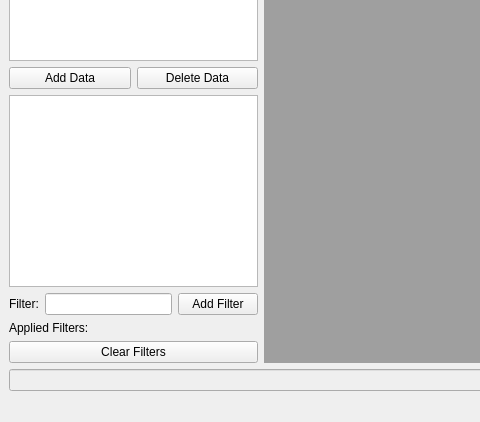
Above: medeawindow.ui from cdit-ma/SEM before the change; both pictures show x 0 to 480 and y 178 to 600 of the 800 by 600 pixel window. Below: the same form after it.
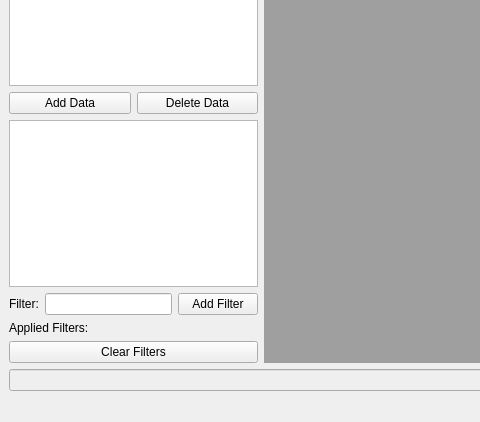
That is the form after the change.

```diff
--- a/medeawindow.ui
+++ b/medeawindow.ui
@@ -18,7 +18,7 @@
     <item>
      <layout class="QHBoxLayout" name="horizontalLayout">
       <item>
-       <layout class="QVBoxLayout" name="verticalLayout" stretch="0,0,1,0,0,0">
+       <layout class="QVBoxLayout" name="verticalLayout" stretch="0,0,1,1,0,0">
         <item>
          <layout class="QVBoxLayout" name="Aspects_2">
           <item>
@@ -114,7 +114,7 @@
          </layout>
         </item>
         <item>
-         <widget class="QListView" name="listView"/>
+         <widget class="QTreeView" name="nodeTreeView"/>
         </item>
         <item>
          <layout class="QVBoxLayout" name="Filters">
```
